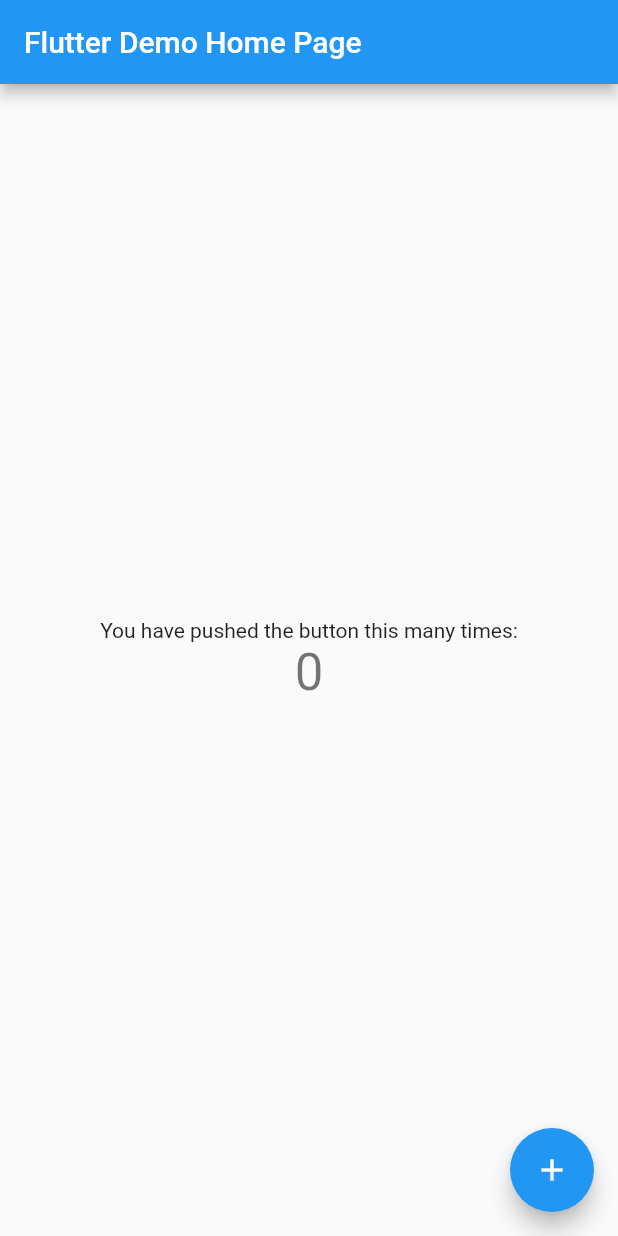
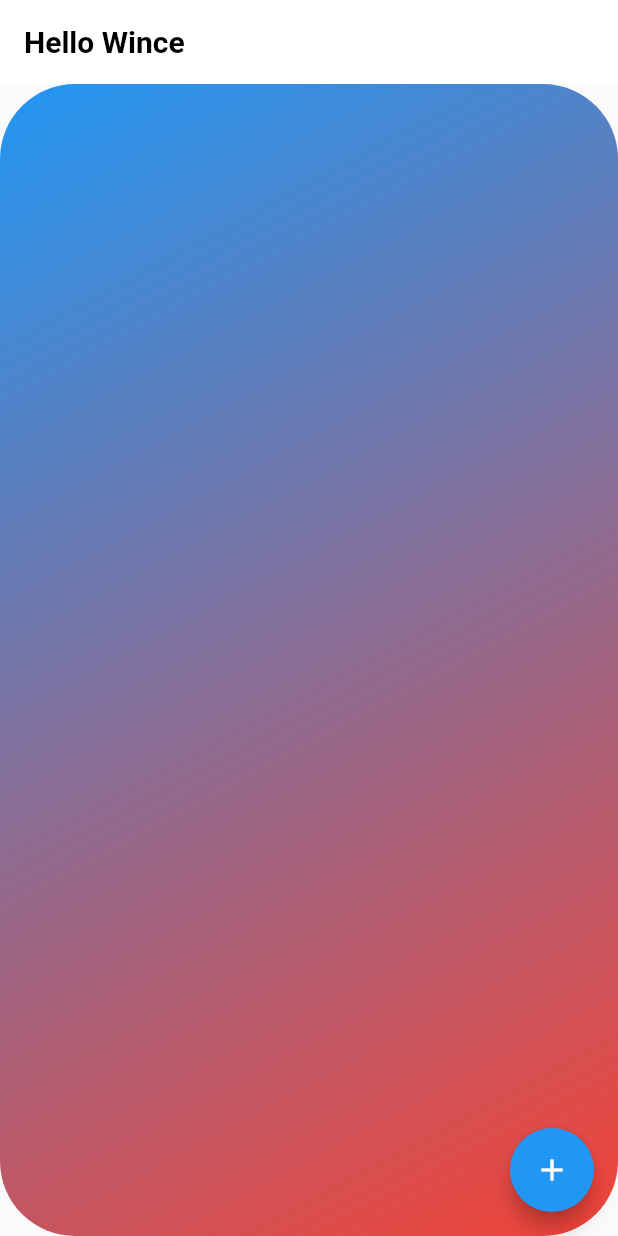
Before and after one commit to wience/aurora, a Flutter app: the screen it shows after launch, on a phone screen of 412 x 824 dp. Run offline on Flutter 3.47's test engine with Material 2 defaults, Android fonts, the phone set to English and light mode, and no system bars.

Commit message:
Update main.dart
Co-Authored-By: matyo13 <107267313+matyo13@users.noreply.github.com>
Co-Authored-By: Kent Dave Catipay <107268879+KeeentX@users.noreply.github.com>

```diff
--- a/aurora/lib/main.dart
+++ b/aurora/lib/main.dart
@@ -71,40 +71,32 @@
     // than having to individually change instances of widgets.
     return Scaffold(
       appBar: AppBar(
-        // Here we take the value from the MyHomePage object that was created by
-        // the App.build method, and use it to set our appbar title.
-        title: Text(widget.title),
+        backgroundColor: const Color.fromARGB(255, 255, 255, 255),
+        title: const Text("Hello Wince",
+            style: TextStyle(
+                color: Color.fromARGB(255, 0, 0, 0),
+                fontSize: 20,
+                fontWeight: FontWeight.bold)),
+        elevation: 0,
       ),
       body: Center(
-        // Center is a layout widget. It takes a single child and positions it
-        // in the middle of the parent.
-        child: Column(
-          // Column is also a layout widget. It takes a list of children and
-          // arranges them vertically. By default, it sizes itself to fit its
-          // children horizontally, and tries to be as tall as its parent.
-          //
-          // Invoke "debug painting" (press "p" in the console, choose the
-          // "Toggle Debug Paint" action from the Flutter Inspector in Android
-          // Studio, or the "Toggle Debug Paint" command in Visual Studio Code)
-          // to see the wireframe for each widget.
-          //
-          // Column has various properties to control how it sizes itself and
-          // how it positions its children. Here we use mainAxisAlignment to
-          // center the children vertically; the main axis here is the vertical
-          // axis because Columns are vertical (the cross axis would be
-          // horizontal).
-          mainAxisAlignment: MainAxisAlignment.center,
-          children: <Widget>[
-            const Text(
-              'You have pushed the button this many times:',
-            ),
-            Text(
-              '$_counter',
-              style: Theme.of(context).textTheme.headline4,
-            ),
-          ],
-        ),
-      ),
+          child: Column(children: <Widget>[
+        Expanded(
+            child: ClipRRect(
+                borderRadius: BorderRadius.circular(50),
+                child: Container(
+                  decoration: const BoxDecoration(
+                      gradient: LinearGradient(
+                    begin: Alignment.topLeft,
+                    end: Alignment.bottomRight,
+                    colors: [
+                      Colors.blue,
+                      Colors.red,
+                    ],
+                  )),
+                  width: 500,
+                )))
+      ])),
       floatingActionButton: FloatingActionButton(
         onPressed: _incrementCounter,
         tooltip: 'Increment',
```
